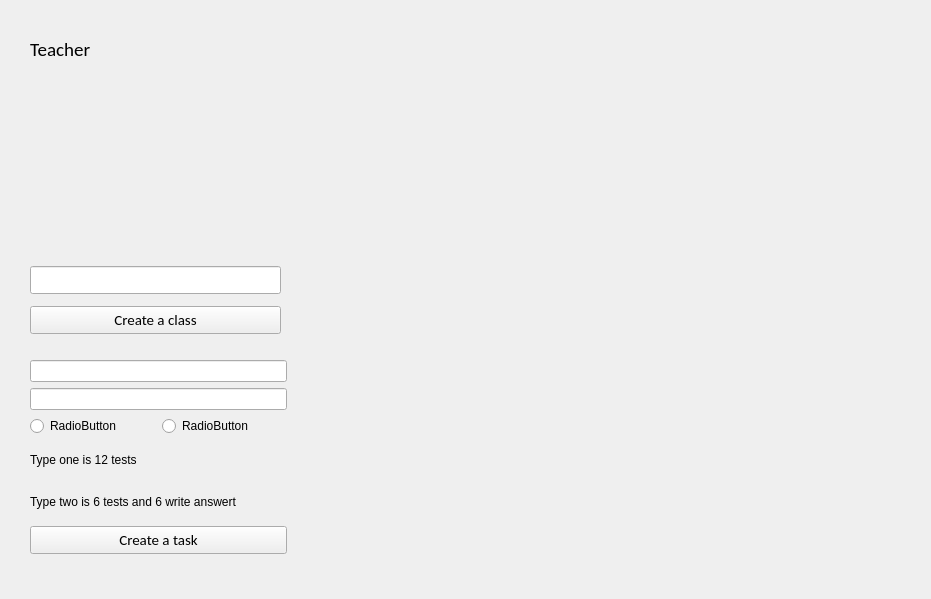
First picture: the form in studyProject/teacherwindow.ui, repository fenrirm/study_project, before the edit.
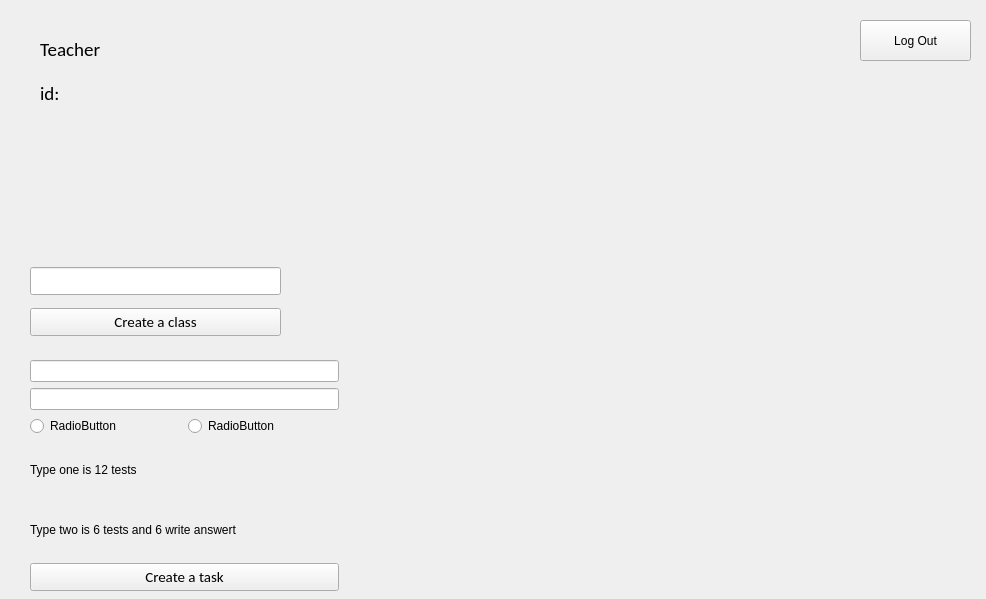
Second picture: the form after the edit. Icons and pictures are not drawn.

Commit message: added log out button to teacherwindow and secondwindow

Patch:
```diff
--- a/studyProject/teacherwindow.ui
+++ b/studyProject/teacherwindow.ui
@@ -6,7 +6,7 @@
    <rect>
     <x>0</x>
     <y>0</y>
-    <width>931</width>
+    <width>986</width>
     <height>599</height>
    </rect>
   </property>
@@ -26,7 +26,7 @@
       <x>30</x>
       <y>260</y>
       <width>251</width>
-      <height>81</height>
+      <height>84</height>
      </rect>
     </property>
     <layout class="QVBoxLayout" name="verticalLayout">
@@ -58,10 +58,10 @@
    <widget class="QWidget" name="layoutWidget">
     <property name="geometry">
      <rect>
-      <x>30</x>
+      <x>40</x>
       <y>30</y>
-      <width>181</width>
-      <height>169</height>
+      <width>241</width>
+      <height>171</height>
      </rect>
     </property>
     <layout class="QVBoxLayout" name="verticalLayout_2">
@@ -87,7 +87,7 @@
         </font>
        </property>
        <property name="text">
-        <string/>
+        <string>id:</string>
        </property>
       </widget>
      </item>
@@ -119,13 +119,13 @@
      </item>
     </layout>
    </widget>
-   <widget class="QWidget" name="">
+   <widget class="QWidget" name="layoutWidget">
     <property name="geometry">
      <rect>
       <x>30</x>
       <y>360</y>
-      <width>257</width>
-      <height>194</height>
+      <width>309</width>
+      <height>231</height>
      </rect>
     </property>
     <layout class="QVBoxLayout" name="verticalLayout_4">
@@ -186,6 +186,19 @@
      </item>
     </layout>
    </widget>
+   <widget class="QPushButton" name="logout">
+    <property name="geometry">
+     <rect>
+      <x>860</x>
+      <y>20</y>
+      <width>111</width>
+      <height>41</height>
+     </rect>
+    </property>
+    <property name="text">
+     <string>Log Out</string>
+    </property>
+   </widget>
   </widget>
  </widget>
  <resources/>
```
The commit also changes 12 other files.
